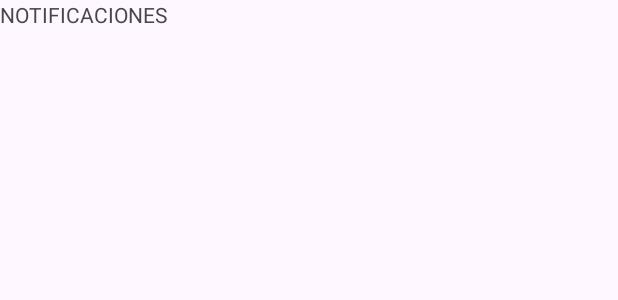
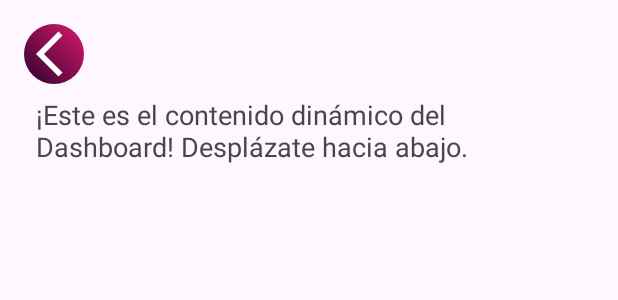
Before and after one commit to Jaziel-Balderas/PSM, an Android app: the layout fragment_noti_layout.xml on its own in the app's theme, with its tools: preview values and no code run, on a phone screen of 412 x 824 dp. Shown: the top 300 px of the screen. Run offline under Robolectric (Android 15) with nearby library versions, the phone set to English and light mode, and no system bars.

Commit message:
FRAGMENTS

```diff
--- a/app/src/main/java/com/example/psm/DashboardActivity.kt
+++ b/app/src/main/java/com/example/psm/DashboardActivity.kt
@@ -35,6 +35,7 @@ class DashboardActivity : AppCompatActivity() {
         if (savedInstanceState == null) {
             goToFragment(dashlayout())
         }
+
     }
 
     private fun goToFragment(fragment: Fragment) {
--- /dev/null
+++ b/app/src/main/res/drawable/back.xml
@@ -0,0 +1,9 @@
+<vector xmlns:android="http://schemas.android.com/apk/res/android"
+    android:autoMirrored="true" android:height="36dp"
+    android:tint="#FFFFFF" android:viewportHeight="960"
+    android:viewportWidth="960" android:width="36dp">
+
+    <path android:fillColor="@android:color/white"
+        android:pathData="M400,880L0,480L400,80L471,151L142,480L471,809L400,880Z"/>
+
+</vector>
--- /dev/null
+++ b/app/src/main/res/drawable/settingsicon.xml
@@ -0,0 +1,5 @@
+<vector xmlns:android="http://schemas.android.com/apk/res/android" android:height="36dp" android:viewportHeight="960" android:viewportWidth="960" android:width="36dp">
+
+    <path android:fillColor="#e3e3e3" android:pathData="m370,880 l-16,-128q-13,-5 -24.5,-12T307,725l-119,50L78,585l103,-78q-1,-7 -1,-13.5v-27q0,-6.5 1,-13.5L78,375l110,-190 119,50q11,-8 23,-15t24,-12l16,-128h220l16,128q13,5 24.5,12t22.5,15l119,-50 110,190 -103,78q1,7 1,13.5v27q0,6.5 -2,13.5l103,78 -110,190 -118,-50q-11,8 -23,15t-24,12L590,880L370,880ZM440,800h79l14,-106q31,-8 57.5,-23.5T639,633l99,41 39,-68 -86,-65q5,-14 7,-29.5t2,-31.5q0,-16 -2,-31.5t-7,-29.5l86,-65 -39,-68 -99,42q-22,-23 -48.5,-38.5T533,266l-13,-106h-79l-14,106q-31,8 -57.5,23.5T321,327l-99,-41 -39,68 86,64q-5,15 -7,30t-2,32q0,16 2,31t7,30l-86,65 39,68 99,-42q22,23 48.5,38.5T427,694l13,106ZM482,620q58,0 99,-41t41,-99q0,-58 -41,-99t-99,-41q-59,0 -99.5,41T342,480q0,58 40.5,99t99.5,41ZM480,480Z"/>
+
+</vector>
--- a/app/src/main/res/layout/fragment_noti_layout.xml
+++ b/app/src/main/res/layout/fragment_noti_layout.xml
@@ -1,14 +1,40 @@
 <?xml version="1.0" encoding="utf-8"?>
-<FrameLayout xmlns:android="http://schemas.android.com/apk/res/android"
+<androidx.constraintlayout.widget.ConstraintLayout
+    xmlns:android="http://schemas.android.com/apk/res/android"
+    xmlns:app="http://schemas.android.com/apk/res-auto"
     xmlns:tools="http://schemas.android.com/tools"
     android:layout_width="match_parent"
     android:layout_height="match_parent"
-    tools:context=".NotiLayout">
+    android:paddingStart="16dp"
+    android:paddingEnd="16dp"
+    android:paddingTop="16dp"
+    tools:context=".dashlayout">
 
-    <!-- TODO: Update blank fragment layout -->
-    <TextView
-        android:layout_width="match_parent"
-        android:layout_height="match_parent"
-        android:text="NOTIFICACIONES" />
+    <ImageButton
+        android:id="@+id/back_notis"
+        android:layout_width="40dp"
+        android:layout_height="40dp"
+        android:background="@drawable/iconsbg"
+        android:src="@drawable/back"
+        app:layout_constraintStart_toStartOf="parent"
+        app:layout_constraintTop_toTopOf="parent"
+        android:paddingLeft="12dp"/>
 
-</FrameLayout>
+    <ScrollView
+        android:id="@+id/sv_dashboard_content"
+        android:layout_width="0dp"
+        android:layout_height="0dp"
+        app:layout_constraintBottom_toBottomOf="parent"
+        app:layout_constraintEnd_toEndOf="parent"
+        app:layout_constraintStart_toStartOf="parent"
+        app:layout_constraintTop_toBottomOf="@+id/back_notis">
+
+        <TextView
+            android:layout_width="match_parent"
+            android:layout_height="wrap_content"
+            android:padding="8dp"
+            android:text="¡Este es el contenido dinámico del Dashboard! Desplázate hacia abajo."
+            android:textSize="18sp" />
+    </ScrollView>
+
+</androidx.constraintlayout.widget.ConstraintLayout>
```
Also changed, not shown: app/src/main/java/com/example/psm/ProfileLayout.kt (+11 -0 lines), app/src/main/java/com/example/psm/dashlayout.kt (+14 -0 lines), app/src/main/res/layout/activity_dashboard.xml (+1 -26 lines), app/src/main/res/layout/fragment_dashlayout.xml (+47 -6 lines), app/src/main/res/layout/fragment_profile_layout.xml (+48 -7 lines).
